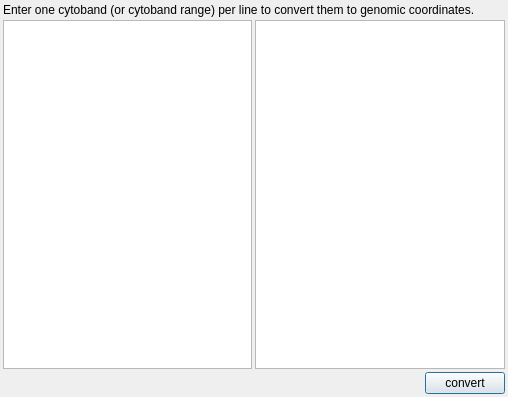
Old version of the form src/GSvar/CytobandToRegionsDialog.ui in the repository imgag/ngs-bits.
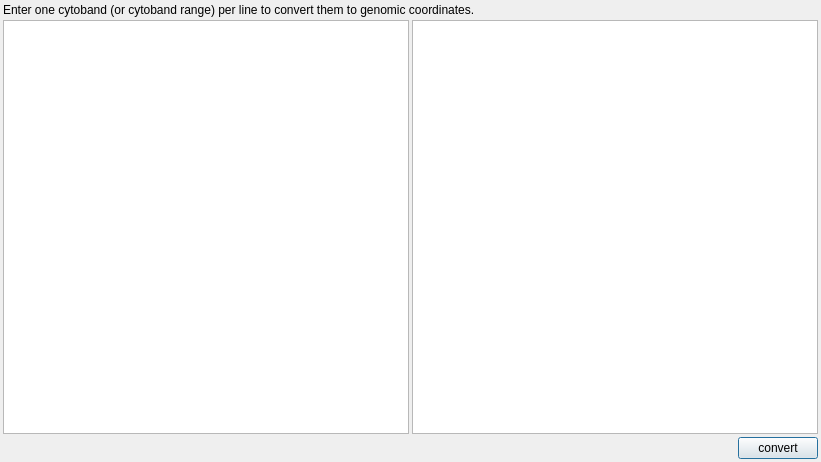
New version of the form.

Patch:
```diff
--- a/src/GSvar/CytobandToRegionsDialog.ui
+++ b/src/GSvar/CytobandToRegionsDialog.ui
@@ -6,8 +6,8 @@
    <rect>
     <x>0</x>
     <y>0</y>
-    <width>508</width>
-    <height>397</height>
+    <width>821</width>
+    <height>462</height>
    </rect>
   </property>
   <property name="windowTitle">
```
Left out of the diff: 2 changed lines with no effect on the pictures.
